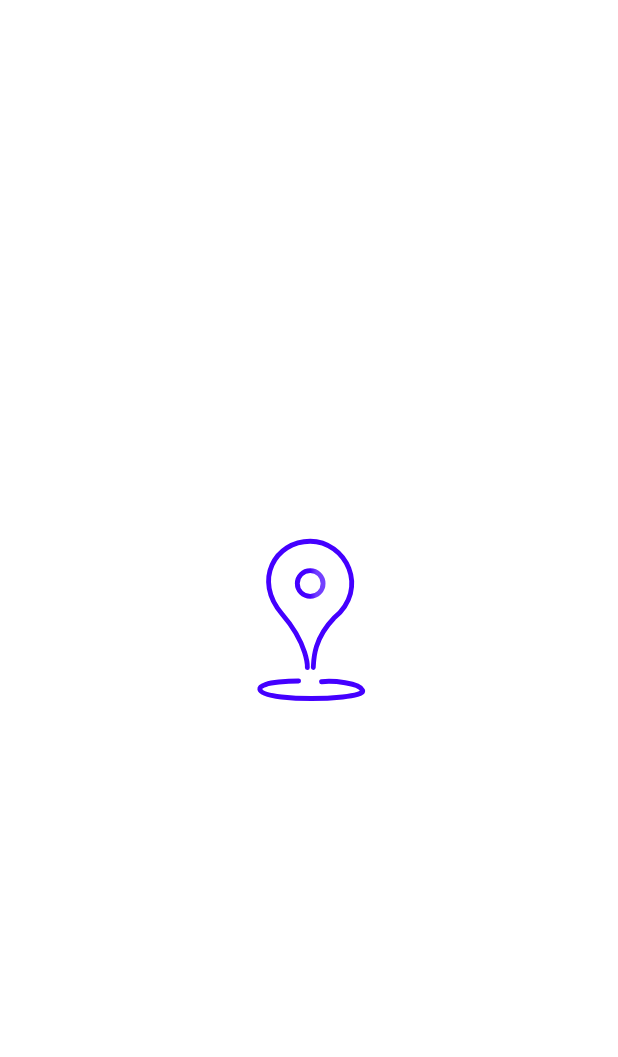
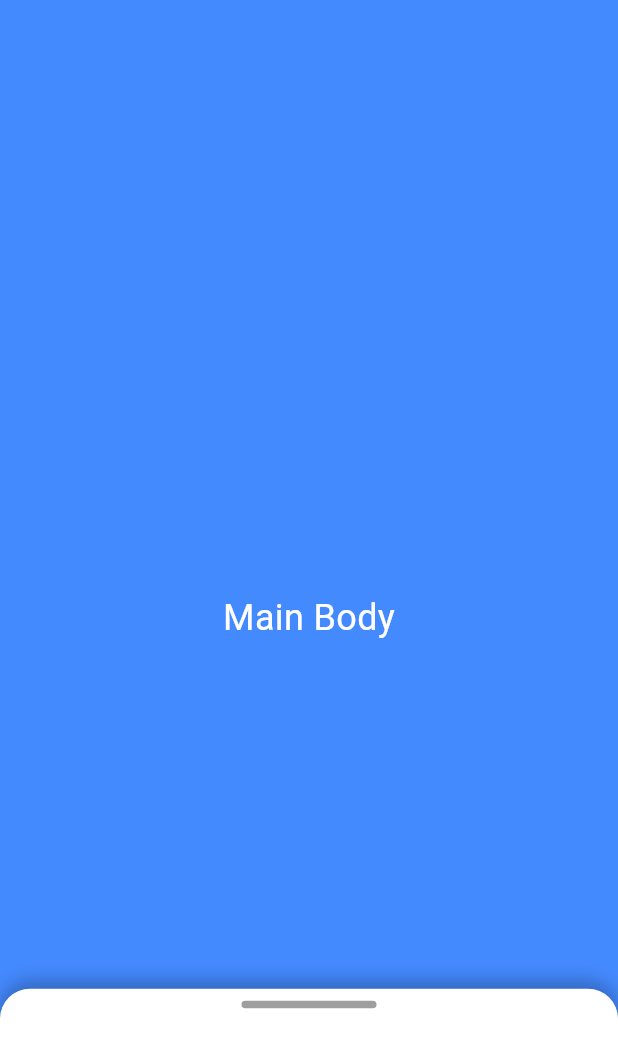
Before and after one commit to jharodiv/Accessability, a Flutter app: the first screen one second after launch, on a phone screen of 412 x 824 dp. Shown: the top 1057 px of the screen. Run offline on Flutter 3.47's test engine with Material 3 defaults, Android fonts, the phone set to English and light mode, and no system bars; drawn by our look-alikes of animated_splash_screen; our stand-ins replace lottie.

Commit message:
Frontend Update
[1] Bottom Widget Container Added

This will act as a container for the other widgets

```diff
--- /dev/null
+++ b/frontend/lib/accessability/widgets/accessabilityfooter.dart
@@ -0,0 +1,10 @@
+import 'package:flutter/material.dart';
+
+class Accessabilityfooter extends StatelessWidget {
+  const Accessabilityfooter({super.key});
+
+  @override
+  Widget build(BuildContext context) {
+    return const Scaffold();
+  }
+}
--- /dev/null
+++ b/frontend/lib/accessability/widgets/homepagewidgets/bottomwidgets.dart
@@ -0,0 +1,67 @@
+import 'package:flutter/material.dart';
+
+class Bottomwidgets extends StatelessWidget {
+  const Bottomwidgets({super.key});
+
+  @override
+  Widget build(BuildContext context) {
+    return Scaffold(
+      body: Stack(
+        children: [
+          Container(
+            color: Colors.blueAccent,
+            child: const Center(
+              child: Text(
+                'Main Body',
+                style: TextStyle(color: Colors.white, fontSize: 24),
+              ),
+            ),
+          ),
+          DraggableScrollableSheet(
+              initialChildSize: 0.2,
+              minChildSize: 0.2,
+              maxChildSize: 0.8,
+              builder:
+                  (BuildContext context, ScrollController scrollController) {
+                return Container(
+                  decoration: const BoxDecoration(
+                    color: Colors.white,
+                    borderRadius: BorderRadius.vertical(
+                      top: Radius.circular(20),
+                    ),
+                    boxShadow: [
+                      BoxShadow(
+                        color: Colors.black26,
+                        blurRadius: 10,
+                        offset: Offset(0, -5),
+                      ),
+                    ],
+                  ),
+                  child: SingleChildScrollView(
+                    controller: scrollController,
+                    child: ConstrainedBox(
+                      constraints: BoxConstraints(
+                          minHeight: MediaQuery.of(context).size.height * 0.8),
+                      child: Column(
+                        children: [
+                          Padding(
+                            padding: const EdgeInsets.symmetric(vertical: 8.0),
+                            child: Container(
+                              width: 90,
+                              height: 5,
+                              decoration: BoxDecoration(
+                                  color: Colors.grey,
+                                  borderRadius: BorderRadius.circular(10)),
+                            ),
+                          ),
+                        ],
+                      ),
+                    ),
+                  ),
+                );
+              })
+        ],
+      ),
+    );
+  }
+}
--- a/frontend/lib/main.dart
+++ b/frontend/lib/main.dart
@@ -1,11 +1,10 @@
 import 'package:flutter/material.dart';
-import 'package:frontend/accessability/screens/splashscreen.dart';
+import 'package:frontend/accessability/widgets/homepagewidgets/bottomwidgets.dart';
 //import 'package:frontend/accessability/screens/splashscreen.dart';
-import 'package:frontend/accessability/widgets/homepagewidgets/topwidgets.dart';
 
 void main() {
   runApp(const MaterialApp(
     debugShowCheckedModeBanner: false,
-    home: Splashscreen(),
+    home: Bottomwidgets(),
   ));
 }
```
